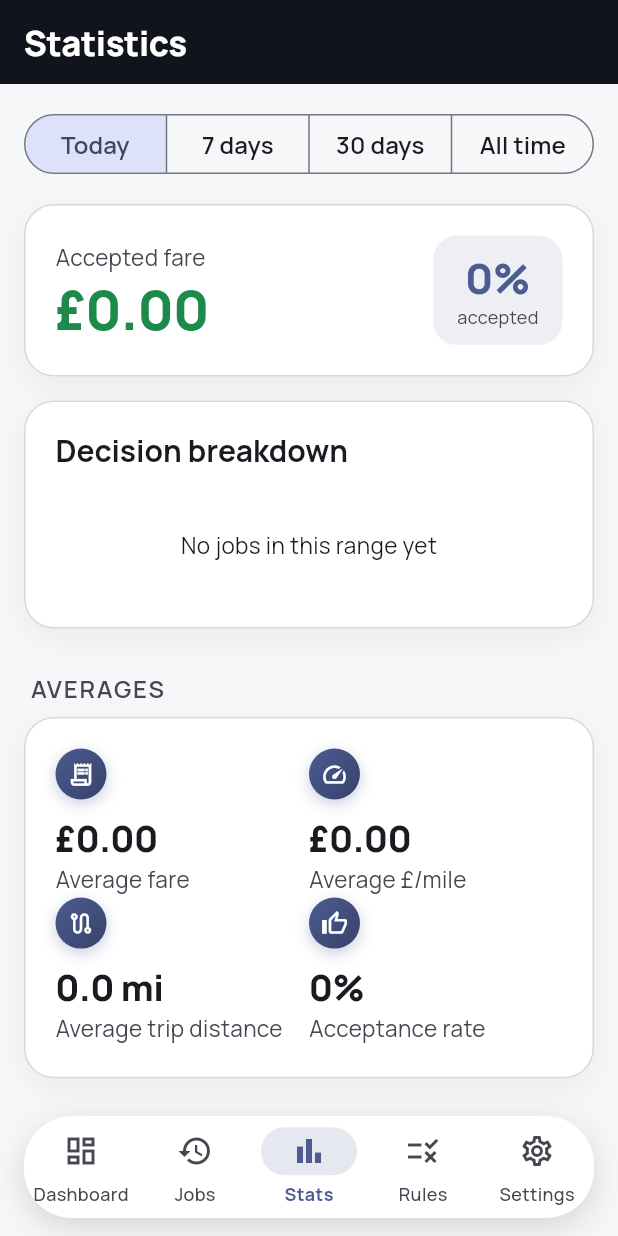
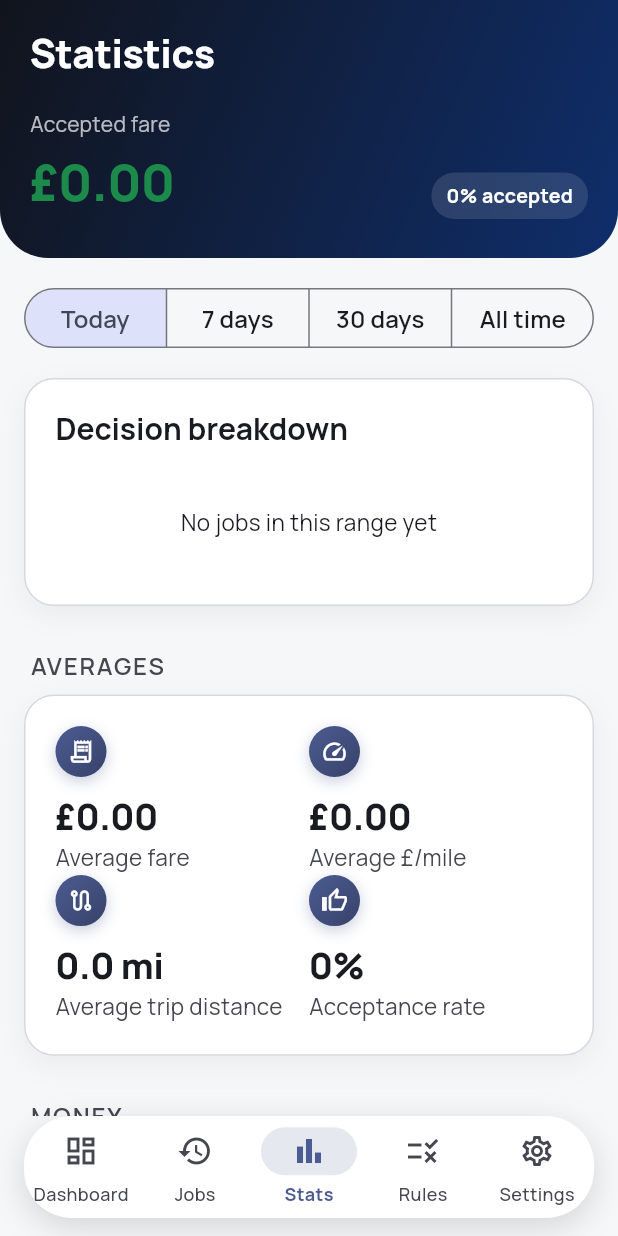
Before and after one commit to muj3009/myProjects, a Flutter app: the screen it shows after launch, item 3 of the bottom bar chosen, after a tap on "Today", on a phone screen of 412 x 824 dp. Run offline on Flutter 3.47's test engine with Material 3 defaults, Android fonts, the phone set to English and light mode, and no system bars; our stand-ins replace equatable, fl_chart, flutter_riverpod, sqflite; missing offline and left inert: google_mlkit_text_recognition; accounts and stored records are empty.

Commit message:
Extend the Dashboard's edge-to-edge hero to Jobs, Statistics, Rules, Settings
All five tabs now open with the same full-bleed rounded-bottom dark header
instead of a plain AppBar, extracted into a shared HeroHeader/HeroPill pair
so the shape/gradient mechanics live in one place. Each screen's hero
content stays purpose-built: Rules and Jobs merge their existing dark
summary card straight into the header; Statistics promotes its "Accepted
fare" headline figure out of a light card into the hero; Settings (no
single dominant KPI) gets a compact "current config" subtitle line instead
of an invented number.

Caught two real bugs while wiring this up rather than just shipping it:
Jobs' hero was ignoring the active filter and always claiming "no jobs"
even when a narrowed filter (e.g. Rejected) had visible results, and its
empty-state text was duplicating _EmptyState's message verbatim right
above it. Deleted summary_card.dart once both of its call sites were gone.

Co-Authored-By: Claude Sonnet 5 <noreply@anthropic.com>

```diff
--- a/lib/presentation/screens/jobs/job_history_screen.dart
+++ b/lib/presentation/screens/jobs/job_history_screen.dart
@@ -1,4 +1,5 @@
 import 'package:flutter/material.dart';
+import 'package:flutter/services.dart';
 import 'package:flutter_riverpod/flutter_riverpod.dart';
 import 'package:intl/intl.dart';
 
@@ -8,8 +9,9 @@ import '../../../domain/enums/job_decision.dart';
 import '../../../domain/enums/platform_type.dart';
 import '../../../domain/repositories/job_repository.dart';
 import '../../widgets/decision_badge.dart';
+import '../../widgets/hero_header.dart';
+import '../../widgets/hero_pill.dart';
 import '../../widgets/section_card.dart';
-import '../../widgets/summary_card.dart';
 
 enum _QuickFilter { all, accepted, rejected, errors, uber, bolt }
 
@@ -46,21 +48,18 @@ class _JobHistoryScreenState extends ConsumerState<JobHistoryScreen> {
   Widget build(BuildContext context) {
     final state = ref.watch(jobHistoryControllerProvider);
 
-    return Scaffold(
-      appBar: AppBar(title: const Text('Jobs')),
+    return AnnotatedRegion<SystemUiOverlayStyle>(
+      value: SystemUiOverlayStyle.light,
+      child: Scaffold(
         body: Column(
           children: [
-          // Only meaningful against the unfiltered, non-empty list — a
-          // summary of a list already narrowed to "Rejected" would just
-          // repeat what the list itself already shows, and an empty history
-          // already gets its own full explanation from [_EmptyState] below,
-          // so a second "no jobs yet" card right above it would be noise.
-          if (_active == _QuickFilter.all && state.jobs.isNotEmpty) ...[
-            Padding(
-              padding: const EdgeInsets.fromLTRB(16, 16, 16, 0),
-              child: _JobsSummaryCard(jobs: state.jobs),
+            HeroHeader(
+              child: _JobsHeroBody(
+                jobs: state.jobs,
+                filterLabel: _labelFor(_active),
+                isAllFilter: _active == _QuickFilter.all,
               ),
-          ],
+            ),
             Padding(
               padding: const EdgeInsets.symmetric(vertical: 12),
               child: SizedBox(
@@ -97,6 +96,7 @@ class _JobHistoryScreenState extends ConsumerState<JobHistoryScreen> {
             ),
           ],
         ),
+      ),
     );
   }
 
@@ -110,28 +110,65 @@ class _JobHistoryScreenState extends ConsumerState<JobHistoryScreen> {
       };
 }
 
-/// "How's my day going" at a glance — the same job-to-be-done the Rules
-/// screen's summary card solves ("is this actually what I think it is"),
-/// applied to job history instead of rule configuration. Only ever rendered
-/// with a non-empty [jobs] — [_EmptyState] already covers the empty case.
-class _JobsSummaryCard extends StatelessWidget {
-  const _JobsSummaryCard({required this.jobs});
+/// The hero's content: screen title plus "how's my day going" at a glance —
+/// the same job-to-be-done the Rules screen's hero solves ("is this
+/// actually what I think it is"), applied to job history instead of rule
+/// configuration. [jobs] is whatever the active filter currently shows, so
+/// the status line always describes what's actually on screen (a narrowed
+/// filter — "Rejected: 3 jobs" — rather than repeating the unfiltered total
+/// or, worse, claiming there's nothing when a filter just has zero matches).
+class _JobsHeroBody extends StatelessWidget {
+  const _JobsHeroBody({required this.jobs, required this.filterLabel, required this.isAllFilter});
 
   final List<TaxiJob> jobs;
+  final String filterLabel;
+  final bool isAllFilter;
 
   @override
   Widget build(BuildContext context) {
     final accepted = jobs.where((j) => j.decision == JobDecision.accepted).toList();
     final rejected = jobs.where((j) => j.decision == JobDecision.rejected).length;
     final earned = accepted.fold<double>(0, (sum, j) => sum + (j.fare ?? 0));
+    final count = jobs.length;
+    final statusLine = isAllFilter
+        ? '$count job${count == 1 ? '' : 's'} recorded'
+        : '$filterLabel: $count job${count == 1 ? '' : 's'}';
 
-    return SummaryCard(
-      icon: Icons.local_taxi_outlined,
-      headline: '${jobs.length} job${jobs.length == 1 ? '' : 's'} recorded',
-      chips: [
-        '${accepted.length} accepted',
-        '$rejected rejected',
-        if (earned > 0) '£${earned.toStringAsFixed(2)} earned',
+    return Column(
+      crossAxisAlignment: CrossAxisAlignment.start,
+      children: [
+        const Text('Jobs',
+            style: TextStyle(
+                color: Colors.white, fontWeight: FontWeight.w800, fontSize: 26, letterSpacing: -0.3)),
+        const SizedBox(height: 18),
+        Row(
+          children: [
+            const Icon(Icons.local_taxi_outlined, color: Colors.white, size: 20),
+            const SizedBox(width: 8),
+            Text(
+              statusLine,
+              style: const TextStyle(color: Colors.white, fontWeight: FontWeight.w800, fontSize: 16),
+            ),
+          ],
+        ),
+        // The accepted/rejected/earned breakdown only makes sense against
+        // the unfiltered, non-empty list — breaking an already-"Accepted"-
+        // filtered list down into "accepted vs rejected" would be a
+        // tautology, and an empty list already gets its own full
+        // explanation from [_EmptyState] directly below, so repeating it
+        // here too would just be noise stacked on noise.
+        if (isAllFilter && jobs.isNotEmpty) ...[
+          const SizedBox(height: 12),
+          Wrap(
+            spacing: 8,
+            runSpacing: 8,
+            children: [
+              HeroPill(label: '${accepted.length} accepted'),
+              HeroPill(label: '$rejected rejected'),
+              if (earned > 0) HeroPill(label: '£${earned.toStringAsFixed(2)} earned'),
+            ],
+          ),
+        ],
       ],
     );
   }
--- a/lib/presentation/screens/rules/rules_screen.dart
+++ b/lib/presentation/screens/rules/rules_screen.dart
@@ -1,13 +1,15 @@
 import 'package:flutter/material.dart';
+import 'package:flutter/services.dart';
 import 'package:flutter_riverpod/flutter_riverpod.dart';
 
 import '../../../application/state/settings_controller.dart';
 import '../../../domain/entities/rule_config.dart';
 import '../../../domain/enums/distance_unit.dart';
 import '../../../domain/enums/platform_type.dart';
+import '../../widgets/hero_header.dart';
+import '../../widgets/hero_pill.dart';
 import '../../widgets/section_card.dart';
 import '../../widgets/section_header.dart';
-import '../../widgets/summary_card.dart';
 import 'widgets/postcode_blocklist_tile.dart';
 import 'widgets/threshold_rule_tile.dart';
 
@@ -36,13 +38,18 @@ class RulesScreen extends ConsumerWidget {
     final distanceUnitLabel =
         settings.distanceUnit == DistanceUnit.miles ? 'mi' : 'km';
 
-    return Scaffold(
-      appBar: AppBar(title: const Text('Rules')),
-      body: ListView(
-        padding: const EdgeInsets.all(16),
-        children: [
-          _RulesSummaryCard(rules: rules, distanceUnitLabel: distanceUnitLabel),
-          const SizedBox(height: 24),
+    return AnnotatedRegion<SystemUiOverlayStyle>(
+      value: SystemUiOverlayStyle.light,
+      child: Scaffold(
+        body: Column(
+          children: [
+            HeroHeader(
+              child: _RulesHeroBody(rules: rules, distanceUnitLabel: distanceUnitLabel),
+            ),
+            Expanded(
+              child: ListView(
+                padding: const EdgeInsets.all(16),
+                children: [
           const SectionHeader('CORE RULE'),
           _FeaturedRuleCard(
             child: ThresholdRuleTile(
@@ -180,7 +187,11 @@ class RulesScreen extends ConsumerWidget {
               ],
             ),
           ),
-        ],
+                ],
+              ),
+            ),
+          ],
+        ),
       ),
     );
   }
@@ -229,13 +240,13 @@ class _FeaturedRuleCard extends StatelessWidget {
   }
 }
 
-/// "Did I actually set this up right?" at a glance — the single highest-value
-/// addition to this screen: previously verifying the driver's own rule setup
+/// The hero's content: the screen title plus "did I actually set this up
+/// right" at a glance — previously verifying the driver's own rule setup
 /// meant scrolling and reading every card. Empty when no filters are active
 /// so the fallback behavior (every job passes through) is stated plainly
 /// rather than just... absent.
-class _RulesSummaryCard extends StatelessWidget {
-  const _RulesSummaryCard({required this.rules, required this.distanceUnitLabel});
+class _RulesHeroBody extends StatelessWidget {
+  const _RulesHeroBody({required this.rules, required this.distanceUnitLabel});
 
   final RuleConfig rules;
   final String distanceUnitLabel;
@@ -260,13 +271,38 @@ class _RulesSummaryCard extends StatelessWidget {
         'Counter-offer at ${rules.counterOfferBandPercent.value.toStringAsFixed(0)}%',
     ];
 
-    return SummaryCard(
-      icon: Icons.fact_check_outlined,
-      headline: active.isEmpty ? 'No filters active' : '${active.length} rule${active.length == 1 ? '' : 's'} active',
-      emptyMessage: active.isEmpty
-          ? 'Every job passes straight through unless you turn a rule on below.'
-          : null,
-      chips: active,
+    return Column(
+      crossAxisAlignment: CrossAxisAlignment.start,
+      children: [
+        const Text('Rules',
+            style: TextStyle(
+                color: Colors.white, fontWeight: FontWeight.w800, fontSize: 26, letterSpacing: -0.3)),
+        const SizedBox(height: 18),
+        Row(
+          children: [
+            const Icon(Icons.fact_check_outlined, color: Colors.white, size: 20),
+            const SizedBox(width: 8),
+            Text(
+              active.isEmpty ? 'No filters active' : '${active.length} rule${active.length == 1 ? '' : 's'} active',
+              style: const TextStyle(color: Colors.white, fontWeight: FontWeight.w800, fontSize: 16),
+            ),
+          ],
+        ),
+        if (active.isEmpty) ...[
+          const SizedBox(height: 6),
+          const Text(
+            'Every job passes straight through unless you turn a rule on below.',
+            style: TextStyle(color: Colors.white70, fontSize: 14),
+          ),
+        ] else ...[
+          const SizedBox(height: 12),
+          Wrap(
+            spacing: 8,
+            runSpacing: 8,
+            children: [for (final label in active) HeroPill(label: label)],
+          ),
+        ],
+      ],
     );
   }
 }
--- a/lib/presentation/screens/settings/settings_screen.dart
+++ b/lib/presentation/screens/settings/settings_screen.dart
@@ -1,5 +1,6 @@
 import 'package:flutter/foundation.dart';
 import 'package:flutter/material.dart';
+import 'package:flutter/services.dart';
 import 'package:flutter_riverpod/flutter_riverpod.dart';
 
 import '../../../application/state/job_history_controller.dart';
@@ -7,6 +8,7 @@ import '../../../application/state/settings_controller.dart';
 import '../../../core/constants/app_constants.dart';
 import '../../../domain/enums/distance_unit.dart';
 import '../../../domain/enums/platform_type.dart';
+import '../../widgets/hero_header.dart';
 import '../../widgets/section_card.dart';
 import '../../widgets/tinted_icon_circle.dart';
 import '../debug/debug_screen.dart';
@@ -27,9 +29,37 @@ class SettingsScreen extends ConsumerWidget {
     final controller = ref.read(settingsControllerProvider.notifier);
     final minRule = settings.rules.minimumPoundsPerMile;
 
-    return Scaffold(
-      appBar: AppBar(title: const Text('Settings')),
-      body: ListView(
+    return AnnotatedRegion<SystemUiOverlayStyle>(
+      value: SystemUiOverlayStyle.light,
+      child: Scaffold(
+        body: Column(
+          children: [
+            HeroHeader(
+              child: Column(
+                crossAxisAlignment: CrossAxisAlignment.start,
+                children: [
+                  const Text('Settings',
+                      style: TextStyle(
+                          color: Colors.white,
+                          fontWeight: FontWeight.w800,
+                          fontSize: 26,
+                          letterSpacing: -0.3)),
+                  const SizedBox(height: 8),
+                  Text(
+                    '£${minRule.value.toStringAsFixed(2)}/mile · '
+                    '${switch (settings.platformSelection) {
+                      PlatformSelection.uber => 'Uber',
+                      PlatformSelection.bolt => 'Bolt',
+                      PlatformSelection.both => 'Both',
+                    }} · '
+                    '${settings.distanceUnit == DistanceUnit.miles ? 'Miles' : 'Kilometres'}',
+                    style: const TextStyle(color: Colors.white70, fontSize: 14),
+                  ),
+                ],
+              ),
+            ),
+            Expanded(
+              child: ListView(
         padding: const EdgeInsets.all(16),
         children: [
           Text('Minimum £ per mile',
@@ -173,6 +203,10 @@ class SettingsScreen extends ConsumerWidget {
             label: const Text('Clear job history'),
           ),
         ],
+              ),
+            ),
+          ],
+        ),
       ),
     );
   }
--- a/lib/presentation/screens/statistics/statistics_screen.dart
+++ b/lib/presentation/screens/statistics/statistics_screen.dart
@@ -1,9 +1,12 @@
 import 'package:flutter/material.dart';
+import 'package:flutter/services.dart';
 import 'package:flutter_riverpod/flutter_riverpod.dart';
 
 import '../../../application/state/statistics_controller.dart';
 import '../../../core/theme/app_theme.dart';
 import '../../../domain/repositories/job_repository.dart';
+import '../../widgets/hero_header.dart';
+import '../../widgets/hero_pill.dart';
 import '../../widgets/section_card.dart';
 import '../../widgets/section_header.dart';
 import '../../widgets/stat_tile.dart';
@@ -21,9 +24,14 @@ class StatisticsScreen extends ConsumerWidget {
     final controller = ref.read(statisticsControllerProvider.notifier);
     final stats = state.statistics;
 
-    return Scaffold(
-      appBar: AppBar(title: const Text('Statistics')),
-      body: RefreshIndicator(
+    return AnnotatedRegion<SystemUiOverlayStyle>(
+      value: SystemUiOverlayStyle.light,
+      child: Scaffold(
+        body: Column(
+          children: [
+            HeroHeader(child: _StatsHeroBody(stats: stats)),
+            Expanded(
+              child: RefreshIndicator(
                 onRefresh: controller.refresh,
                 child: ListView(
           padding: const EdgeInsets.all(16),
@@ -45,8 +53,6 @@ class StatisticsScreen extends ConsumerWidget {
             const SizedBox(height: 16),
             if (state.isLoading)
               const Center(child: CircularProgressIndicator()),
-            _HeroCard(stats: stats),
-            const SizedBox(height: 16),
             DecisionBreakdownChart(
               accepted: stats.jobsAccepted,
               rejected: stats.jobsRejected,
@@ -123,69 +129,59 @@ class StatisticsScreen extends ConsumerWidget {
           ],
                 ),
               ),
+            ),
+          ],
+        ),
+      ),
     );
   }
 }
 
-/// Headline figure at the top of the screen — what the driver actually
-/// earned (accepted fare) in the selected range, not the total of every job
-/// seen, since that's the number that answers "how did I do?" at a glance.
-/// Acceptance rate rides alongside as the secondary figure, since a driver
-/// judging their own filter rules cares about both together, not just one.
-class _HeroCard extends StatelessWidget {
-  const _HeroCard({required this.stats});
+/// The hero's content: screen title plus the headline figure — what the
+/// driver actually earned (accepted fare) in the selected range, not the
+/// total of every job seen, since that's the number that answers "how did I
+/// do?" at a glance. Acceptance rate rides alongside as the secondary
+/// figure, since a driver judging their own filter rules cares about both
+/// together, not just one.
+class _StatsHeroBody extends StatelessWidget {
+  const _StatsHeroBody({required this.stats});
 
   final JobStatistics stats;
 
   @override
   Widget build(BuildContext context) {
-    final theme = Theme.of(context);
-    return SectionCard(
-      child: Row(
+    return Column(
+      crossAxisAlignment: CrossAxisAlignment.start,
+      children: [
+        const Text('Statistics',
+            style: TextStyle(
+                color: Colors.white, fontWeight: FontWeight.w800, fontSize: 26, letterSpacing: -0.3)),
+        const SizedBox(height: 20),
+        Row(
+          crossAxisAlignment: CrossAxisAlignment.end,
           children: [
             Expanded(
               child: Column(
                 crossAxisAlignment: CrossAxisAlignment.start,
                 mainAxisSize: MainAxisSize.min,
                 children: [
-                Text(
-                  'Accepted fare',
-                  style: theme.textTheme.bodyMedium
-                      ?.copyWith(color: theme.colorScheme.onSurfaceVariant),
-                ),
+                  const Text('Accepted fare', style: TextStyle(color: Colors.white70, fontSize: 14)),
                   const SizedBox(height: 4),
                   Text(
                     '£${stats.acceptedFare.toStringAsFixed(2)}',
-                  style: theme.textTheme.headlineLarge
-                      ?.copyWith(color: StatusColors.accepted),
+                    style: TextStyle(
+                        color: StatusColors.accepted,
+                        fontWeight: FontWeight.w800,
+                        fontSize: 34,
+                        letterSpacing: -0.5),
                   ),
                 ],
               ),
             ),
-          Container(
-            padding: const EdgeInsets.symmetric(horizontal: 16, vertical: 10),
-            decoration: BoxDecoration(
-              color: theme.colorScheme.primary.withValues(alpha: 0.1),
-              borderRadius: BorderRadius.circular(16),
-            ),
-            child: Column(
-              mainAxisSize: MainAxisSize.min,
-              children: [
-                Text(
-                  '${(stats.acceptanceRate * 100).toStringAsFixed(0)}%',
-                  style: theme.textTheme.headlineMedium
-                      ?.copyWith(color: theme.colorScheme.primary),
-                ),
-                Text(
-                  'accepted',
-                  style: theme.textTheme.bodyMedium?.copyWith(
-                      color: theme.colorScheme.onSurfaceVariant, fontSize: 12),
+            HeroPill(label: '${(stats.acceptanceRate * 100).toStringAsFixed(0)}% accepted'),
+          ],
         ),
       ],
-            ),
-          ),
-        ],
-      ),
     );
   }
 }
--- /dev/null
+++ b/lib/presentation/widgets/hero_header.dart
@@ -0,0 +1,45 @@
+import 'package:flutter/material.dart';
+
+import '../../core/theme/app_theme.dart';
+
+/// The full-bleed, rounded-bottom dark gradient zone every top-level tab
+/// screen opens with — replaces a plain AppBar plus whatever card used to
+/// sit below it. Extracted from the Dashboard's hero (the first screen to
+/// get this treatment) so Jobs, Statistics, Rules, and Settings all share
+/// the exact same shape/gradient mechanics instead of four near-identical
+/// copies. Each screen supplies its own [child] content (title, stats,
+/// pickers, whatever that screen's hero needs to say).
+class HeroHeader extends StatelessWidget {
+  const HeroHeader({super.key, required this.child, this.accentColor});
+
+  final Widget child;
+
+  /// The color the gradient shifts toward — null keeps the header a plain
+  /// ink-to-brand-blue wash; pass a state color (e.g. green when something
+  /// is actively running) to tie the boldest visual signal on the screen to
+  /// that state, the way the Dashboard's hero does.
+  final Color? accentColor;
+
+  @override
+  Widget build(BuildContext context) {
+    return Container(
+      width: double.infinity,
+      padding: EdgeInsets.fromLTRB(20, MediaQuery.of(context).padding.top + 16, 20, 26),
+      decoration: BoxDecoration(
+        gradient: LinearGradient(
+          begin: Alignment.topLeft,
+          end: Alignment.bottomRight,
+          colors: [
+            AppTheme.ink,
+            Color.lerp(AppTheme.ink, accentColor ?? AppTheme.accentBlue, accentColor != null ? 0.5 : 0.35)!,
+          ],
+        ),
+        borderRadius: const BorderRadius.only(
+          bottomLeft: Radius.circular(32),
+          bottomRight: Radius.circular(32),
+        ),
+      ),
+      child: child,
+    );
+  }
+}
--- /dev/null
+++ b/lib/presentation/widgets/hero_pill.dart
@@ -0,0 +1,25 @@
+import 'package:flutter/material.dart';
+
+/// A small translucent-white pill for a short fact inside a [HeroHeader]
+/// (e.g. "£2.00/mile min", "3 accepted") — the dark-hero equivalent of a
+/// [Chip], since Chip's theme assumes a light surface behind it.
+class HeroPill extends StatelessWidget {
+  const HeroPill({super.key, required this.label});
+
+  final String label;
+
+  @override
+  Widget build(BuildContext context) {
+    return Container(
+      padding: const EdgeInsets.symmetric(horizontal: 10, vertical: 6),
+      decoration: BoxDecoration(
+        color: Colors.white.withValues(alpha: 0.12),
+        borderRadius: BorderRadius.circular(20),
+      ),
+      child: Text(
+        label,
+        style: const TextStyle(color: Colors.white, fontWeight: FontWeight.w700, fontSize: 13),
+      ),
+    );
+  }
+}
--- a/lib/presentation/widgets/summary_card.dart
+++ /dev/null
@@ -1,79 +0,0 @@
-import 'package:flutter/material.dart';
-
-import '../../core/theme/app_theme.dart';
-
-/// A dark "ink" card summarizing the current state of a screen in one
-/// glance — a headline plus a row of pill chips, or a plain empty message
-/// when there's nothing to summarize yet. Shared between the Rules screen
-/// ("is my setup actually what I think it is") and the Jobs screen ("how's
-/// my day going") rather than reimplemented per screen — the same "verify
-/// at a glance" job-to-be-done shows up on both.
-class SummaryCard extends StatelessWidget {
-  const SummaryCard({
-    super.key,
-    required this.icon,
-    required this.headline,
-    this.emptyMessage,
-    this.chips = const [],
-  });
-
-  final IconData icon;
-  final String headline;
-  final String? emptyMessage;
-  final List<String> chips;
-
-  @override
-  Widget build(BuildContext context) {
-    final theme = Theme.of(context);
-    return Container(
-      decoration: BoxDecoration(
-        color: AppTheme.ink,
-        borderRadius: BorderRadius.circular(20),
-      ),
-      padding: const EdgeInsets.all(18),
-      child: Column(
-        crossAxisAlignment: CrossAxisAlignment.start,
-        children: [
-          Row(
-            children: [
-              Icon(icon, color: Colors.white, size: 20),
-              const SizedBox(width: 8),
-              Expanded(
-                child: Text(
-                  headline,
-                  style: theme.textTheme.titleMedium
-                      ?.copyWith(fontWeight: FontWeight.w800, color: Colors.white),
-                ),
-              ),
-            ],
-          ),
-          if (chips.isEmpty && emptyMessage != null) ...[
-            const SizedBox(height: 6),
-            Text(emptyMessage!, style: theme.textTheme.bodyMedium?.copyWith(color: Colors.white70)),
-          ] else if (chips.isNotEmpty) ...[
-            const SizedBox(height: 12),
-            Wrap(
-              spacing: 8,
-              runSpacing: 8,
-              children: [
-                for (final label in chips)
-                  Container(
-                    padding: const EdgeInsets.symmetric(horizontal: 10, vertical: 6),
-                    decoration: BoxDecoration(
-                      color: Colors.white.withValues(alpha: 0.12),
-                      borderRadius: BorderRadius.circular(20),
-                    ),
-                    child: Text(
-                      label,
-                      style: const TextStyle(
-                          color: Colors.white, fontWeight: FontWeight.w700, fontSize: 13),
-                    ),
-                  ),
-              ],
-            ),
-          ],
-        ],
-      ),
-    );
-  }
-}
```
Lines whose indentation alone changed are shown as unchanged.
